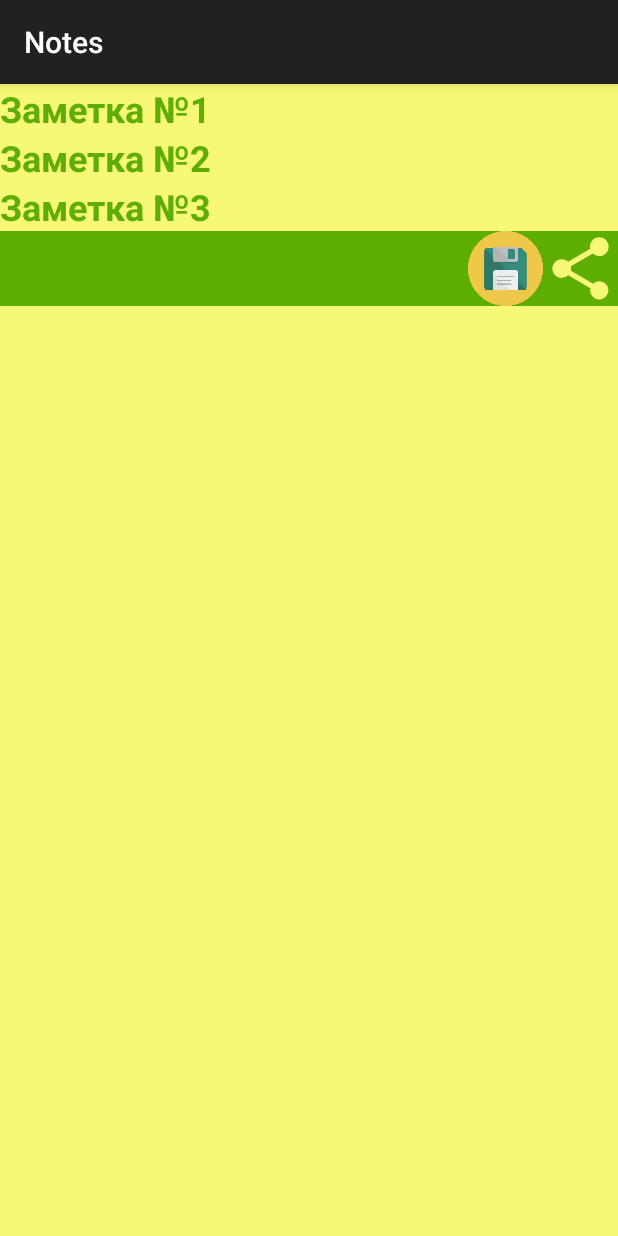
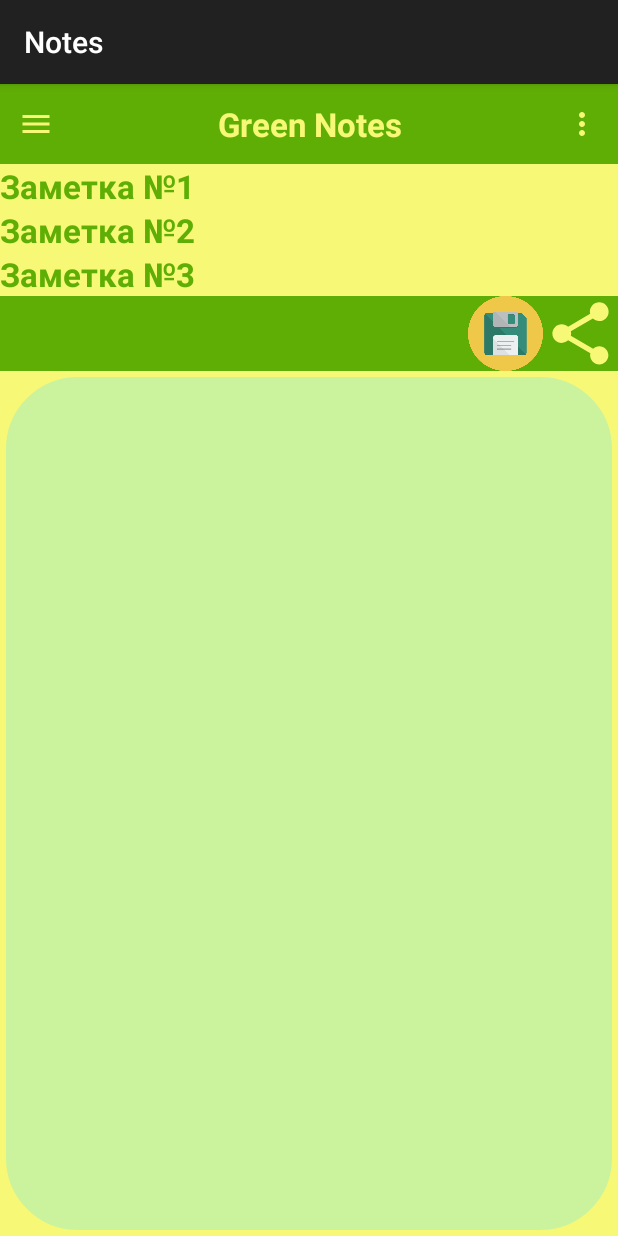
Before and after one commit to AlexVeeZ/Notes, an Android app: the screen it shows after launch (MainActivity), on a phone screen of 412 x 824 dp. Run offline under Robolectric (Android 15) with nearby library versions, the phone set to English and light mode, and no system bars.

Commit message:
Note_v2: - Toolbar, Navigation menu

```diff
--- a/app/src/main/java/com/example/notes/MainActivity.java
+++ b/app/src/main/java/com/example/notes/MainActivity.java
@@ -2,12 +2,15 @@ package com.example.notes;
 
 import androidx.annotation.NonNull;
 import androidx.appcompat.app.AppCompatActivity;
+import androidx.core.view.GravityCompat;
+import androidx.drawerlayout.widget.DrawerLayout;
 import androidx.fragment.app.FragmentTransaction;
 
 import android.content.Intent;
 import android.os.Bundle;
 import android.widget.EditText;
 import android.widget.ImageView;
+import android.widget.LinearLayout;
 import android.widget.TextView;
 
 public class MainActivity extends AppCompatActivity {
@@ -17,10 +20,15 @@ public class MainActivity extends AppCompatActivity {
     private EditText currentNoteOne,currentNoteTwo,currentNoteThree;
     private ImageView save;
     private ImageView share;
+    private ImageView menu;
+    private LinearLayout home;
+    private DrawerLayout drawerLayout;
     /*поля , хранящие (по моей задумке) в себе содержимое заметок*/
     private StringBuilder buffer_note_one;
     private StringBuilder buffer_note_two;
     private StringBuilder buffer_note_three;
+
+    private final String ARG_INDEX = "arg_index";
 
     @Override
     protected void onCreate(Bundle savedInstanceState) {
@@ -31,6 +39,7 @@ public class MainActivity extends AppCompatActivity {
     }
     /*Инициализация полей*/
     private void initView(){
+        drawerLayout = findViewById(R.id.drawer_layout);
         nameOfNoteOne = findViewById(R.id.nameOfFirstNote);
         nameOfNoteTwo = findViewById(R.id.nameOfSecondNote);
         nameOfNoteThree = findViewById(R.id.nameOfThirdNote);
@@ -39,6 +48,8 @@ public class MainActivity extends AppCompatActivity {
         currentNoteThree = findViewById(R.id.current_note_three);
         save = findViewById(R.id.save);
         share = findViewById(R.id.share);
+        menu = findViewById(R.id.menu);
+        home = findViewById(R.id.home_linearLayout);
 
     }
     /*Метод отображения действий*/
@@ -91,11 +102,25 @@ public class MainActivity extends AppCompatActivity {
         });
         share.setOnClickListener(v->{
             Intent intent = new Intent(Intent.ACTION_SEND);
-            intent.putExtra(Intent.EXTRA_TEXT, String.valueOf(buffer_note_one));
+            intent.putExtra(Intent.EXTRA_TEXT, ARG_INDEX);
             intent.setType("text/plain");
             startActivity(Intent.createChooser(intent,null));
             startActivity(intent);
         });
+        menu.setOnClickListener(v->{
+            openDrawer(drawerLayout);
+        });
+        home.setOnClickListener(v->{
+            closeDrawer(drawerLayout);
+        });
+    }
+
+    private void openDrawer(DrawerLayout drawerLayout) {
+        drawerLayout.openDrawer(GravityCompat.START);
+    }
+
+    private void closeDrawer(DrawerLayout drawerLayout) {
+       drawerLayout.closeDrawer(GravityCompat.START);
     }
 
 
@@ -103,7 +128,7 @@ public class MainActivity extends AppCompatActivity {
     @Override
     public void onSaveInstanceState(@NonNull Bundle instanceState){
         super.onSaveInstanceState(instanceState);
-        instanceState.putString(String.valueOf(buffer_note_one), String.valueOf(currentNoteOne.getText()));
+        instanceState.putString(ARG_INDEX, String.valueOf(currentNoteOne.getText()));
         instanceState.putString(String.valueOf(buffer_note_two), String.valueOf(currentNoteTwo.getText()));
         instanceState.putString(String.valueOf(buffer_note_three), String.valueOf(currentNoteThree.getText()));
 
@@ -112,7 +137,7 @@ public class MainActivity extends AppCompatActivity {
     @Override
     protected void onRestoreInstanceState(@NonNull Bundle instanceState){
         super.onRestoreInstanceState(instanceState);
-        currentNoteOne.setText(instanceState.getString(String.valueOf(buffer_note_one)));
+        currentNoteOne.setText(instanceState.getString(ARG_INDEX));
         currentNoteTwo.setText(instanceState.getString(String.valueOf(buffer_note_two)));
         currentNoteThree.setText(instanceState.getString(String.valueOf(buffer_note_three)));
 
--- a/app/src/main/res/drawable/frame_layout_style.xml
+++ b/app/src/main/res/drawable/frame_layout_style.xml
@@ -1,7 +1,7 @@
 <?xml version="1.0" encoding="utf-8"?>
 <shape xmlns:android="http://schemas.android.com/apk/res/android"
     android:shape = "rectangle">
-    <corners android:radius="32dp"/>
+    <corners android:radius="50dp"/>
     <stroke android:color="@color/light_yellow"
         android:width="4dp"/>
     <solid android:color="@color/light_green"/>
--- /dev/null
+++ b/app/src/main/res/drawable/ic_baseline_build_24.xml
@@ -0,0 +1,5 @@
+<vector android:height="22dp" android:tint="#5FAE05"
+    android:viewportHeight="24" android:viewportWidth="24"
+    android:width="22dp" xmlns:android="http://schemas.android.com/apk/res/android">
+    <path android:fillColor="@android:color/white" android:pathData="M22.7,19l-9.1,-9.1c0.9,-2.3 0.4,-5 -1.5,-6.9 -2,-2 -5,-2.4 -7.4,-1.3L9,6 6,9 1.6,4.7C0.4,7.1 0.9,10.1 2.9,12.1c1.9,1.9 4.6,2.4 6.9,1.5l9.1,9.1c0.4,0.4 1,0.4 1.4,0l2.3,-2.3c0.5,-0.4 0.5,-1.1 0.1,-1.4z"/>
+</vector>
--- /dev/null
+++ b/app/src/main/res/drawable/ic_baseline_home_24.xml
@@ -0,0 +1,5 @@
+<vector android:height="22dp" android:tint="#5FAE05"
+    android:viewportHeight="24" android:viewportWidth="24"
+    android:width="22dp" xmlns:android="http://schemas.android.com/apk/res/android">
+    <path android:fillColor="@android:color/white" android:pathData="M10,20v-6h4v6h5v-8h3L12,3 2,12h3v8z"/>
+</vector>
--- /dev/null
+++ b/app/src/main/res/drawable/ic_baseline_info_24.xml
@@ -0,0 +1,5 @@
+<vector android:height="22dp" android:tint="#5FAE05"
+    android:viewportHeight="24" android:viewportWidth="24"
+    android:width="22dp" xmlns:android="http://schemas.android.com/apk/res/android">
+    <path android:fillColor="@android:color/white" android:pathData="M12,2C6.48,2 2,6.48 2,12s4.48,10 10,10 10,-4.48 10,-10S17.52,2 12,2zM13,17h-2v-6h2v6zM13,9h-2L11,7h2v2z"/>
+</vector>
--- /dev/null
+++ b/app/src/main/res/drawable/ic_baseline_menu_24.xml
@@ -0,0 +1,5 @@
+<vector android:height="24dp" android:tint="#F8F877"
+    android:viewportHeight="24" android:viewportWidth="24"
+    android:width="24dp" xmlns:android="http://schemas.android.com/apk/res/android">
+    <path android:fillColor="@android:color/white" android:pathData="M3,18h18v-2L3,16v2zM3,13h18v-2L3,11v2zM3,6v2h18L21,6L3,6z"/>
+</vector>
--- /dev/null
+++ b/app/src/main/res/drawable/ic_baseline_more_vert_24.xml
@@ -0,0 +1,5 @@
+<vector android:height="24dp" android:tint="#F8F877"
+    android:viewportHeight="24" android:viewportWidth="24"
+    android:width="24dp" xmlns:android="http://schemas.android.com/apk/res/android">
+    <path android:fillColor="@android:color/white" android:pathData="M12,8c1.1,0 2,-0.9 2,-2s-0.9,-2 -2,-2 -2,0.9 -2,2 0.9,2 2,2zM12,10c-1.1,0 -2,0.9 -2,2s0.9,2 2,2 2,-0.9 2,-2 -0.9,-2 -2,-2zM12,16c-1.1,0 -2,0.9 -2,2s0.9,2 2,2 2,-0.9 2,-2 -0.9,-2 -2,-2z"/>
+</vector>
--- a/app/src/main/res/layout/activity_main.xml
+++ b/app/src/main/res/layout/activity_main.xml
@@ -1,8 +1,9 @@
 <?xml version="1.0" encoding="utf-8"?>
-<androidx.constraintlayout.widget.ConstraintLayout
+<androidx.drawerlayout.widget.DrawerLayout
     xmlns:android="http://schemas.android.com/apk/res/android"
     xmlns:app="http://schemas.android.com/apk/res-auto"
     xmlns:tools="http://schemas.android.com/tools"
+    android:id="@+id/drawer_layout"
     android:layout_width="match_parent"
     android:layout_height="match_parent"
     tools:context=".MainActivity"
@@ -10,25 +11,24 @@
     android:background="@color/light_yellow">
 
 
+    <LinearLayout
+        android:layout_width="wrap_content"
+        android:layout_height="wrap_content"
+        android:orientation="vertical"
+        android:id="@+id/top">
 
-    <ScrollView
-        android:id="@+id/scroll"
-        android:layout_width="match_parent"
-        android:layout_height="wrap_content"
-        app:layout_constraintTop_toTopOf="parent"
-        app:layout_constraintStart_toStartOf="parent">
+        <include
+            layout="@layout/main_toolbar"/>
 
         <LinearLayout
             android:id="@+id/listOfNotes"
-            android:layout_width="match_parent"
-            android:layout_height="match_parent"
+            android:layout_width="wrap_content"
+            android:layout_height="wrap_content"
             android:orientation="vertical">
 
             <com.google.android.material.textview.MaterialTextView
                 android:layout_width="wrap_content"
                 android:layout_height="wrap_content"
-                app:layout_constraintStart_toStartOf="parent"
-                app:layout_constraintTop_toTopOf="parent"
                 android:text="@string/nameOfFirstNote"
                 android:id="@+id/nameOfFirstNote"
                 style="@style/NoteStyle"/>
@@ -36,8 +36,6 @@
             <com.google.android.material.textview.MaterialTextView
                 android:layout_width="wrap_content"
                 android:layout_height="wrap_content"
-                app:layout_constraintStart_toStartOf="parent"
-                app:layout_constraintTop_toBottomOf="@+id/nameOfFirstNote"
                 android:text="@string/nameOfSecondNote"
                 android:id="@+id/nameOfSecondNote"
                 style="@style/NoteStyle"/>
@@ -45,26 +43,18 @@
             <com.google.android.material.textview.MaterialTextView
                 android:layout_width="wrap_content"
                 android:layout_height="wrap_content"
-                app:layout_constraintStart_toStartOf="parent"
-                app:layout_constraintTop_toBottomOf="@+id/nameOfSecondNote"
                 android:text="@string/nameOfThirdNote"
                 android:id="@+id/nameOfThirdNote"
                 style="@style/NoteStyle"/>
 
         </LinearLayout>
-
-    </ScrollView>
-
-
         <LinearLayout
             android:id="@+id/functions"
             android:layout_width="match_parent"
             android:layout_height="wrap_content"
-        app:layout_constraintStart_toStartOf="parent"
-        app:layout_constraintTop_toBottomOf="@id/scroll"
             android:orientation="horizontal"
-        android:gravity="end"
-        android:background="@color/green">
+            android:background="@color/green"
+            android:gravity="end">
 
             <com.google.android.material.imageview.ShapeableImageView
                 android:id="@+id/save"
@@ -82,10 +72,21 @@
 
         <FrameLayout
             android:layout_width="match_parent"
-        android:layout_height="0dp"
-        app:layout_constraintStart_toStartOf="parent"
-        app:layout_constraintTop_toBottomOf="@id/functions"
-        app:layout_constraintBottom_toBottomOf="parent"
-        android:id="@+id/content_container"/>
+            android:layout_height="match_parent"
+            android:id="@+id/content_container"
+            android:background="@drawable/frame_layout_style"/>
 
-</androidx.constraintlayout.widget.ConstraintLayout>
+    </LinearLayout>
+
+    <RelativeLayout
+        android:layout_width="@dimen/width_navigation"
+        android:layout_height="match_parent"
+        android:layout_gravity="start"
+        android:background="@color/green">
+
+        <include
+            layout="@layout/main_nav_drawer"/>
+
+    </RelativeLayout>
+
+</androidx.drawerlayout.widget.DrawerLayout>
--- /dev/null
+++ b/app/src/main/res/layout/main_toolbar.xml
@@ -0,0 +1,32 @@
+<?xml version="1.0" encoding="utf-8"?>
+<LinearLayout
+    xmlns:android="http://schemas.android.com/apk/res/android"
+    android:layout_width="match_parent"
+    android:layout_height="wrap_content"
+    android:orientation="horizontal"
+    android:padding="12dp"
+    android:gravity="center_vertical"
+    android:background="@color/green">
+
+    <androidx.appcompat.widget.AppCompatImageView
+        android:layout_width="wrap_content"
+        android:layout_height="wrap_content"
+        android:src="@drawable/ic_baseline_menu_24"
+        android:id="@+id/menu"/>
+
+    <TextView
+        android:layout_width="0dp"
+        android:layout_height="wrap_content"
+        android:layout_weight="1"
+        android:text="@string/name_of_app"
+        style="@style/ToolbarStyle"
+        android:textAlignment="center"/>
+
+    <ImageView
+        android:layout_width="wrap_content"
+        android:layout_height="wrap_content"
+        android:src="@drawable/ic_baseline_more_vert_24"/>
+
+
+
+</LinearLayout>
--- a/app/src/main/res/values/strings.xml
+++ b/app/src/main/res/values/strings.xml
@@ -6,5 +6,9 @@
     <string name="nameOfFirstNote">Заметка №1</string>
     <string name="nameOfSecondNote">Заметка №2</string>
     <string name="nameOfThirdNote">Заметка №3</string>
+    <string name="name_of_app">Green Notes</string>
+    <string name="home">Home</string>
+    <string name="options">Options</string>
+    <string name="about_us">About Us</string>
 
 </resources>
--- a/app/src/main/res/values/themes.xml
+++ b/app/src/main/res/values/themes.xml
@@ -14,9 +14,15 @@
         <!-- Customize your theme here. -->
     </style>
 
+    <style name="ToolbarStyle">
+        <item name="android:textSize">22sp</item>
+        <item name="android:textColor">@color/light_yellow</item>
+        <item name="android:textStyle">bold</item>
+    </style>
+
 
     <style name="NoteStyle">
-        <item name="android:textSize">24sp</item>
+        <item name="android:textSize">22sp</item>
         <item name="android:textColor">@color/green</item>
         <item name="android:textStyle">bold</item>
     </style>
```
Also changed, not shown: app/src/main/res/layout/main_nav_drawer.xml (added, +106 -0 lines), app/src/main/res/values/dimens.xml (+5 -2 lines), app/src/main/res/drawable/note.png (added). Lines whose indentation alone changed are shown as unchanged.
